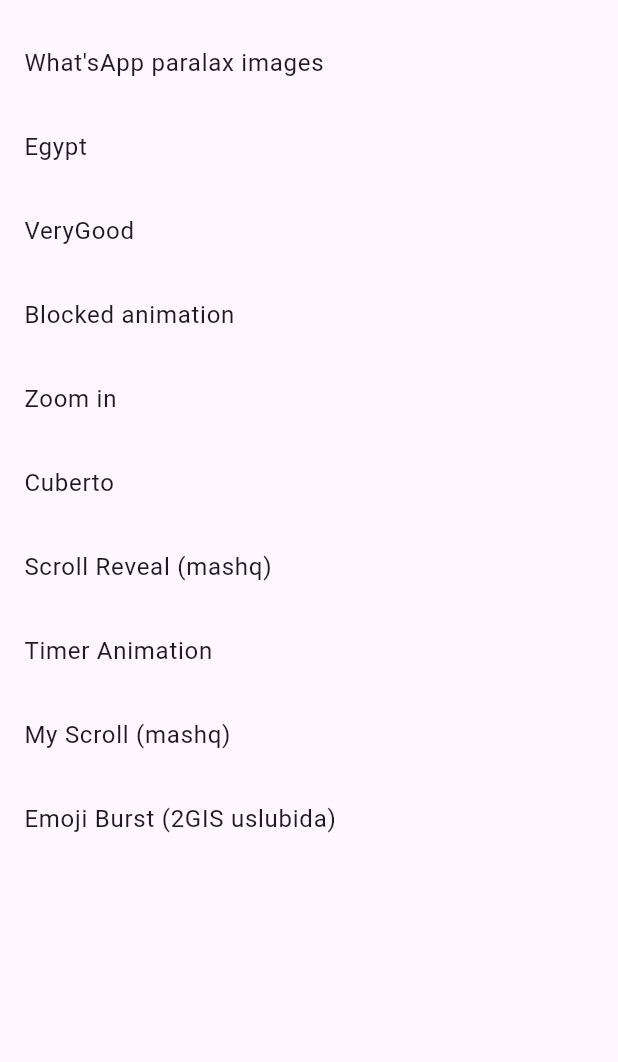
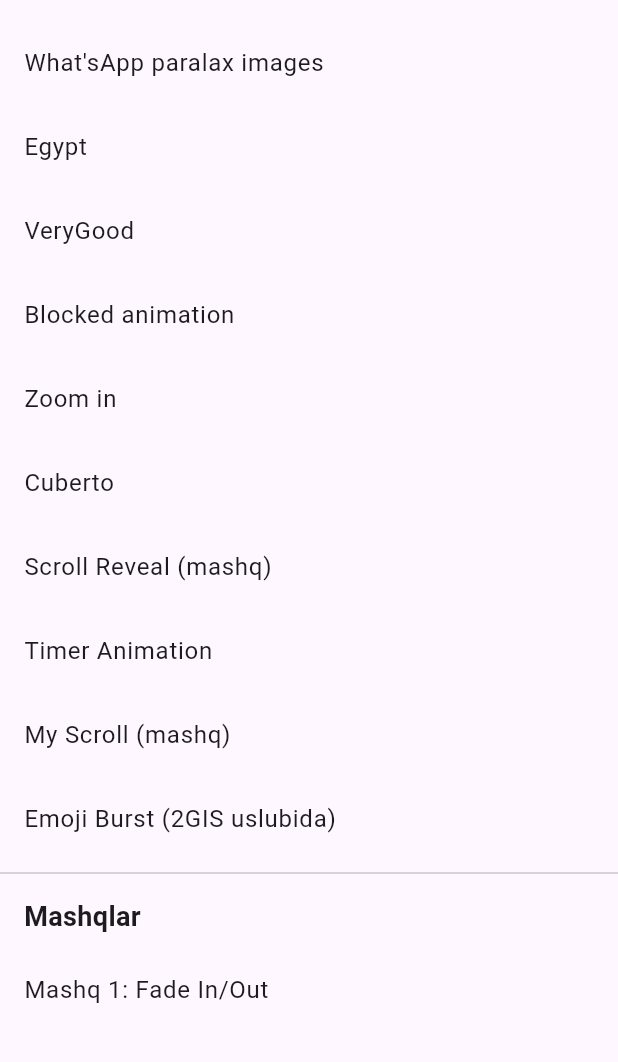
Before and after one commit to Dimamaman/scroll_to_perfection, a Flutter app: the screen it shows after launch, on a phone screen of 412 x 824 dp, the part 63-1125 px from its top. Run offline on Flutter 3.47's test engine with Material 3 defaults, Android fonts, the phone set to English and light mode, and no system bars; our stand-ins replace flutter_hooks, font_awesome_flutter.

Commit message:
example fade in/out

```diff
--- a/lib/main.dart
+++ b/lib/main.dart
@@ -10,6 +10,7 @@ import 'package:scroll_to_perfection/timer_animation.dart';
 import 'package:scroll_to_perfection/vgv.dart';
 import 'package:scroll_to_perfection/whatsapp_parallax.dart';
 import 'package:scroll_to_perfection/zoom_in.dart';
+import 'package:scroll_to_perfection/exercises/ex1_fade.dart';
 import 'package:url_launcher/url_launcher.dart';
 
 void main() {
@@ -31,7 +32,8 @@ class MyApp extends StatelessWidget {
         '/scroll_reveal': (_) => ScrollRevealExample(),
         '/timer': (_) => TimerAnimation(),
         '/scroll': (_) => MyScroll(),
-        '/emoji_burst': (_) => EmojiBurstAnimation()
+        '/emoji_burst': (_) => EmojiBurstAnimation(),
+        '/ex1_fade': (_) => Ex1Fade()
       },
     );
   }
@@ -94,6 +96,18 @@ class HomePage extends StatelessWidget {
             name: 'Emoji Burst (2GIS uslubida)',
             path: '/emoji_burst',
           ),
+          const Divider(),
+          const Padding(
+            padding: EdgeInsets.symmetric(horizontal: 16, vertical: 8),
+            child: Text(
+              'Mashqlar',
+              style: TextStyle(fontSize: 18, fontWeight: FontWeight.bold),
+            ),
+          ),
+          DemoOptionButton(
+            name: 'Mashq 1: Fade In/Out',
+            path: '/ex1_fade',
+          ),
         ],
       ),
     );
```
Also changed, not shown: lib/exercises/ex1_fade.dart (added, +83 -0 lines).
